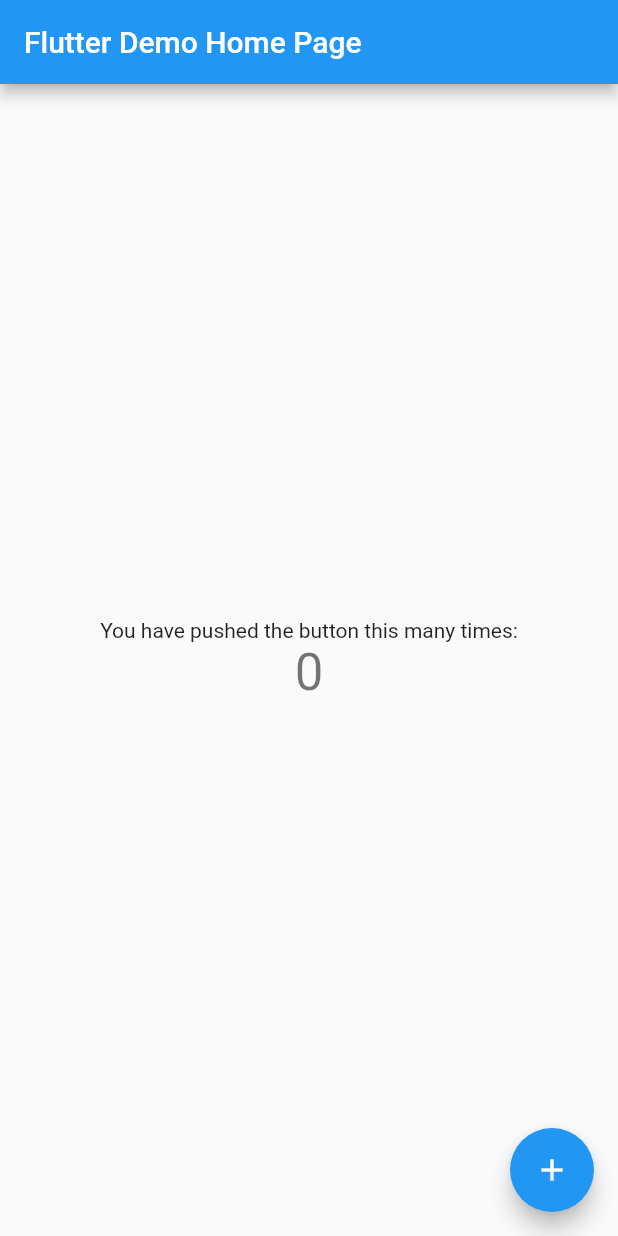
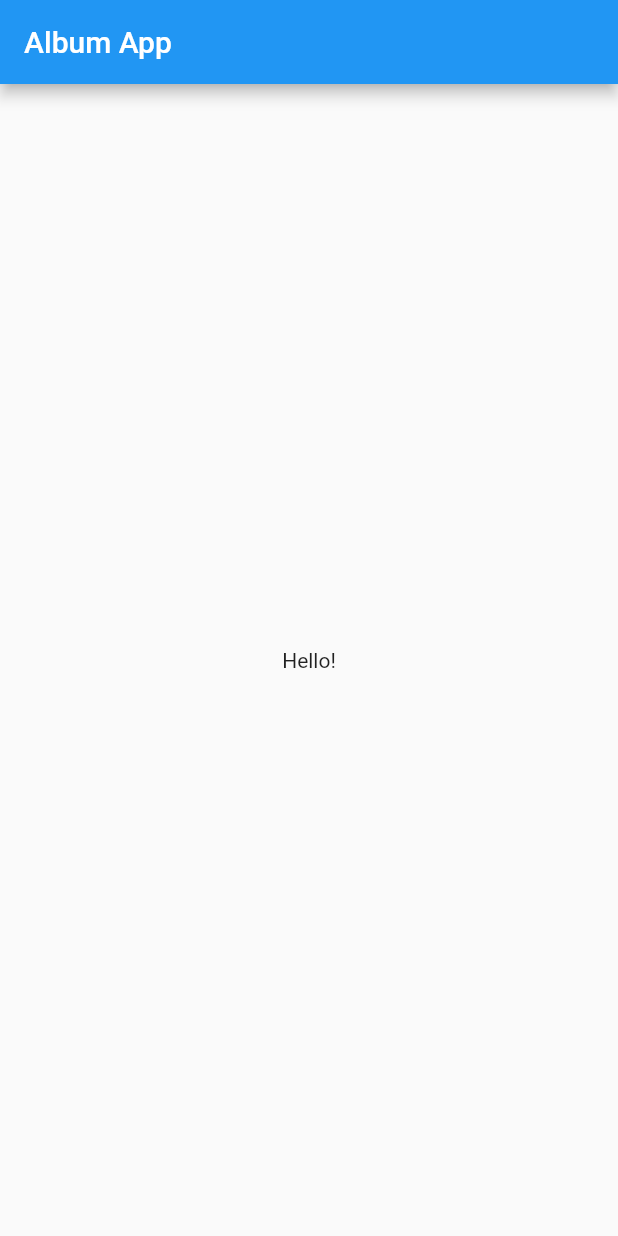
Before and after one commit to OneMoreOreo/flutter_albums, a Flutter app: the screen it shows after launch, on a phone screen of 412 x 824 dp. Run offline on Flutter 3.47's test engine with Material 2 defaults, Android fonts, the phone set to English and light mode, and no system bars.

Commit message:
Update main.dart
Inital setup

```diff
--- a/lib/main.dart
+++ b/lib/main.dart
@@ -1,115 +1,21 @@
 import 'package:flutter/material.dart';
 
-void main() {
-  runApp(const MyApp());
+void main(List<String> args) {
+  runApp(const AlbumApp());
 }
 
-class MyApp extends StatelessWidget {
-  const MyApp({super.key});
+class AlbumApp extends StatelessWidget {
+  const AlbumApp({super.key});
 
-  // This widget is the root of your application.
   @override
   Widget build(BuildContext context) {
     return MaterialApp(
-      title: 'Flutter Demo',
-      theme: ThemeData(
-        // This is the theme of your application.
-        //
-        // Try running your application with "flutter run". You'll see the
-        // application has a blue toolbar. Then, without quitting the app, try
-        // changing the primarySwatch below to Colors.green and then invoke
-        // "hot reload" (press "r" in the console where you ran "flutter run",
-        // or simply save your changes to "hot reload" in a Flutter IDE).
-        // Notice that the counter didn't reset back to zero; the application
-        // is not restarted.
-        primarySwatch: Colors.blue,
+      home: Scaffold(
+        appBar: AppBar(
+          title: const Text("Album App"),
+        ),
+        body: const Center(child: Text("Hello!")),
       ),
-      home: const MyHomePage(title: 'Flutter Demo Home Page'),
     );
   }
 }
-
-class MyHomePage extends StatefulWidget {
-  const MyHomePage({super.key, required this.title});
-
-  // This widget is the home page of your application. It is stateful, meaning
-  // that it has a State object (defined below) that contains fields that affect
-  // how it looks.
-
-  // This class is the configuration for the state. It holds the values (in this
-  // case the title) provided by the parent (in this case the App widget) and
-  // used by the build method of the State. Fields in a Widget subclass are
-  // always marked "final".
-
-  final String title;
-
-  @override
-  State<MyHomePage> createState() => _MyHomePageState();
-}
-
-class _MyHomePageState extends State<MyHomePage> {
-  int _counter = 0;
-
-  void _incrementCounter() {
-    setState(() {
-      // This call to setState tells the Flutter framework that something has
-      // changed in this State, which causes it to rerun the build method below
-      // so that the display can reflect the updated values. If we changed
-      // _counter without calling setState(), then the build method would not be
-      // called again, and so nothing would appear to happen.
-      _counter++;
-    });
-  }
-
-  @override
-  Widget build(BuildContext context) {
-    // This method is rerun every time setState is called, for instance as done
-    // by the _incrementCounter method above.
-    //
-    // The Flutter framework has been optimized to make rerunning build methods
-    // fast, so that you can just rebuild anything that needs updating rather
-    // than having to individually change instances of widgets.
-    return Scaffold(
-      appBar: AppBar(
-        // Here we take the value from the MyHomePage object that was created by
-        // the App.build method, and use it to set our appbar title.
-        title: Text(widget.title),
-      ),
-      body: Center(
-        // Center is a layout widget. It takes a single child and positions it
-        // in the middle of the parent.
-        child: Column(
-          // Column is also a layout widget. It takes a list of children and
-          // arranges them vertically. By default, it sizes itself to fit its
-          // children horizontally, and tries to be as tall as its parent.
-          //
-          // Invoke "debug painting" (press "p" in the console, choose the
-          // "Toggle Debug Paint" action from the Flutter Inspector in Android
-          // Studio, or the "Toggle Debug Paint" command in Visual Studio Code)
-          // to see the wireframe for each widget.
-          //
-          // Column has various properties to control how it sizes itself and
-          // how it positions its children. Here we use mainAxisAlignment to
-          // center the children vertically; the main axis here is the vertical
-          // axis because Columns are vertical (the cross axis would be
-          // horizontal).
-          mainAxisAlignment: MainAxisAlignment.center,
-          children: <Widget>[
-            const Text(
-              'You have pushed the button this many times:',
-            ),
-            Text(
-              '$_counter',
-              style: Theme.of(context).textTheme.headlineMedium,
-            ),
-          ],
-        ),
-      ),
-      floatingActionButton: FloatingActionButton(
-        onPressed: _incrementCounter,
-        tooltip: 'Increment',
-        child: const Icon(Icons.add),
-      ), // This trailing comma makes auto-formatting nicer for build methods.
-    );
-  }
-}
```
